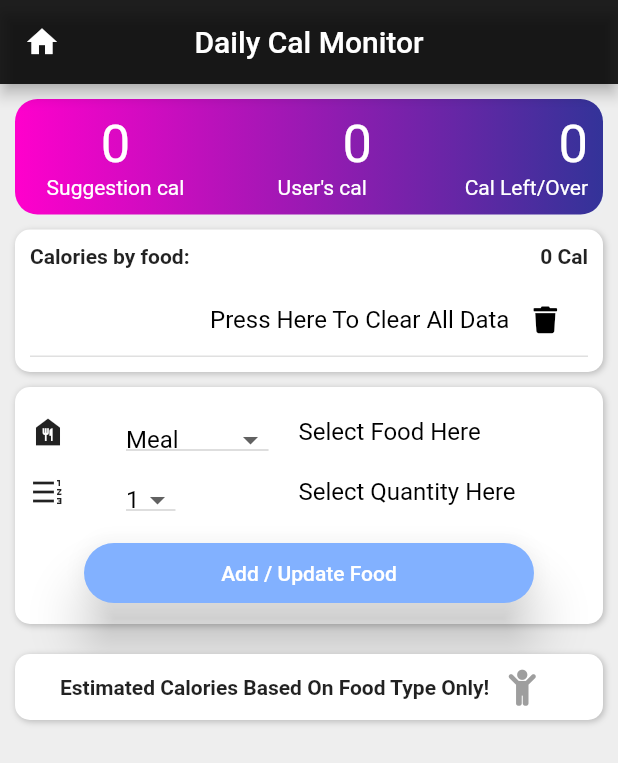
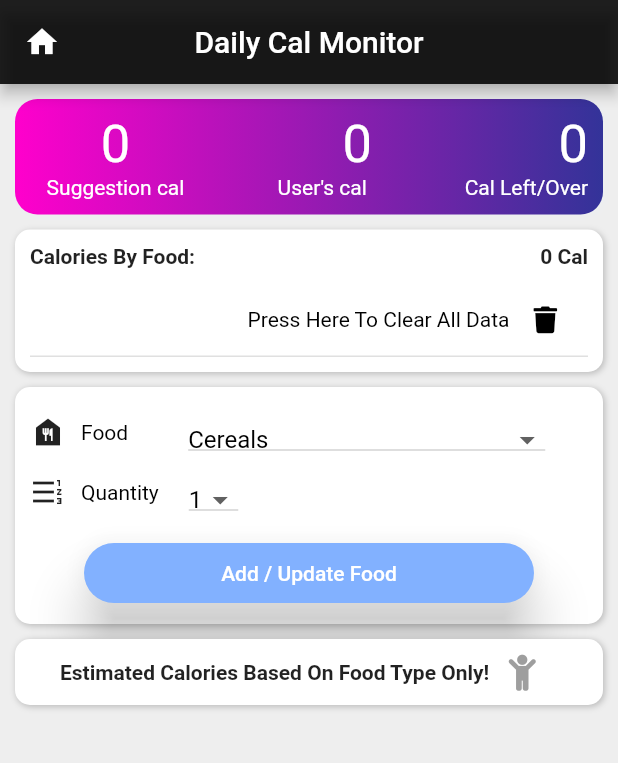
Before and after one commit to cheeyuan0627/FlutterProjects, a Flutter app: the MonitorScreen screen opened directly, on a phone screen of 412 x 824 dp. Shown: the top 763 px of the screen. Run offline on Flutter 3.47's test engine with Material 2 defaults, Android fonts, the phone set to English and light mode, and no system bars; our stand-ins replace cached_network_image, flutter_speed_dial, font_awesome_flutter, google_maps_flutter, gradient_widgets, image_cropper and 7 more; missing offline and left inert: geocoder; accounts and stored records are empty.

Commit message:
update list

```diff
--- a/dietdiary/lib/monitorscreen.dart
+++ b/dietdiary/lib/monitorscreen.dart
@@ -23,13 +23,14 @@ class _MonitorScreenState extends State<MonitorScreen> {
   }
 
   List<String> foodlist = [
-    "Meal",
-    "Bread",
-    "Fruit",
-    "Vegetable",
+    "Cereals",
+    "Meat, Fish, Eggs & Substitutes",
+    "Fruits",
+    "Vegetables",
+    "Milk & Substitutes",
   ];
 
-  String selectedfood = "Meal";
+  String selectedfood = "Cereals";
 
   List<String> quantitylist = [
     "1",
@@ -159,7 +160,7 @@ class _MonitorScreenState extends State<MonitorScreen> {
                     children: <Widget>[
                       Expanded(
                           child: Text(
-                        "Calories by food:",
+                        "Calories By Food:",
                         textAlign: TextAlign.start,
                         style: TextStyle(fontWeight: FontWeight.bold),
                       )),
@@ -206,13 +207,13 @@ class _MonitorScreenState extends State<MonitorScreen> {
                 Row(
                   children: [
                     SizedBox(
-                      width: 120,
+                      width: 145,
                     ),
                     Text(
                       'Press Here To Clear All Data',
                       style: TextStyle(
                         color: Colors.black,
-                        fontSize: 16,
+                        fontSize: 14,
                       ),
                     ),
                     IconButton(
@@ -248,7 +249,13 @@ class _MonitorScreenState extends State<MonitorScreen> {
               children: <Widget>[
                 Row(
                   children: [
-                    Icon(Icons.food_bank),
+                    Icon(Icons.food_bank),SizedBox(width: 10,), Text(
+                      'Food',
+                      style: TextStyle(
+                        color: Colors.black,
+                        fontSize: 14,
+                      ),
+                    ),
                     SizedBox(
                       width: 30,
                     ),
@@ -273,20 +280,20 @@ class _MonitorScreenState extends State<MonitorScreen> {
                         }).toList(),
                       ),
                     ),
-                    Text(
-                      'Select Food Here',
-                      style: TextStyle(
-                        color: Colors.black,
-                        fontSize: 16,
-                      ),
-                    ),
+
                   ],
                 ),
                 Row(
                   children: [
-                    Icon(Icons.format_list_numbered_rtl),
+                    Icon(Icons.format_list_numbered_rtl),SizedBox(width: 10,), Text(
+                      'Quantity',
+                      style: TextStyle(
+                        color: Colors.black,
+                        fontSize: 14,
+                      ),
+                    ),
                     SizedBox(
-                      width: 30,
+                      width: 10,
                     ),
                     Container(
                       padding: EdgeInsets.fromLTRB(10, 10, 20, 0),
@@ -312,13 +319,7 @@ class _MonitorScreenState extends State<MonitorScreen> {
                     SizedBox(
                       width: 62,
                     ),
-                    Text(
-                      'Select Quantity Here',
-                      style: TextStyle(
-                        color: Colors.black,
-                        fontSize: 16,
-                      ),
-                    ),
+
                   ],
                 ),
                 SizedBox(
@@ -338,7 +339,7 @@ class _MonitorScreenState extends State<MonitorScreen> {
             ),
             borderRadius: 10,
             padding: const EdgeInsets.all(10),
-            margin: EdgeInsets.fromLTRB(10, 0, 10, 10),
+            margin: EdgeInsets.fromLTRB(10, 0, 10, 0),
             backgroundColor: Colors.white,
             boxShadow: BoxShadow(
               color: Colors.grey[400],
@@ -386,6 +387,7 @@ class _MonitorScreenState extends State<MonitorScreen> {
         meallist = null;
         setState(() {
           print('failed');
+          _loaduserdailydata();
         });
       } else {
         _loaduserdailydata();
```
